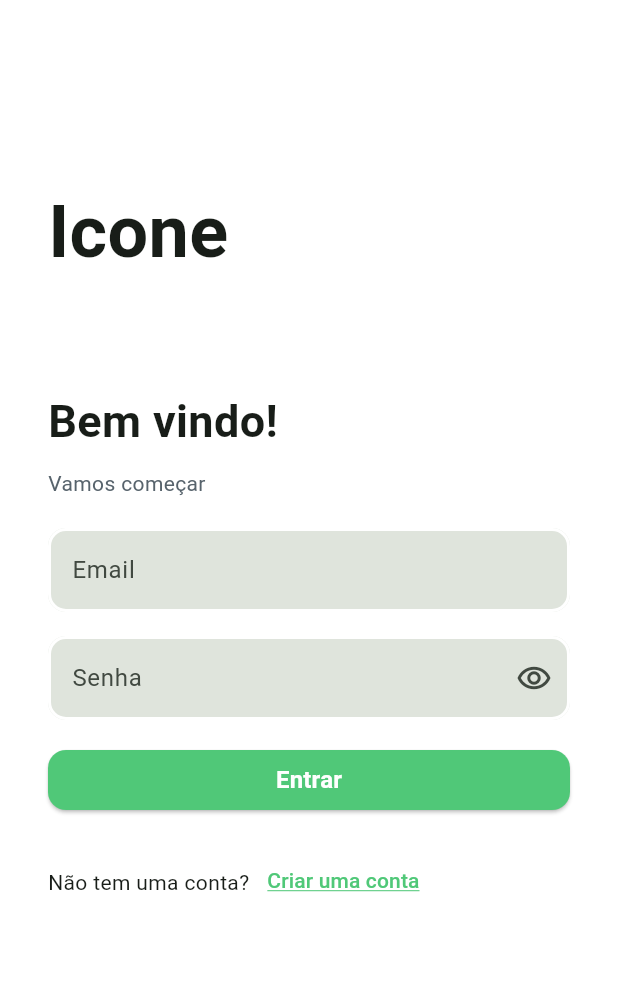
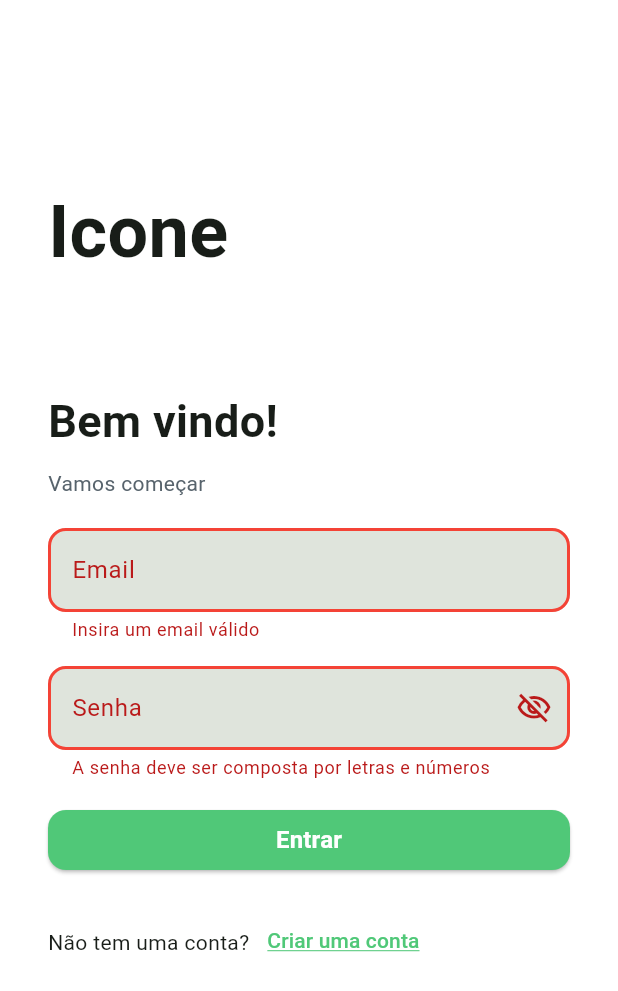
Before and after one commit to LuizVieira11/carona-solidaria, a Flutter app: the screen it shows after launch, after a tap on "Entrar", on a phone screen of 412 x 824 dp. Shown: the top 991 px of the screen. Run offline on Flutter 3.47's test engine with Material 3 defaults, Android fonts, the light colour scheme and no system bars.

Commit message:
Pagina de login feita

```diff
--- a/lib/pages/LoginPage.dart
+++ b/lib/pages/LoginPage.dart
@@ -13,6 +13,8 @@ class Loginpage extends StatefulWidget {
 class _LoginpageState extends State<Loginpage> {
   final _formKey = GlobalKey<FormState>();
   bool viewPasswordText = true;
+  String email = '';
+  String password = '';
 
   @override
   Widget build(BuildContext context) {
@@ -55,20 +57,17 @@ class _LoginpageState extends State<Loginpage> {
                 Padding(
                   padding: EdgeInsets.fromLTRB(0, 20, 0, 8),
                   child: TextFormField(
-                    decoration: InputDecoration(
-                      labelText: 'Email',
-                      floatingLabelStyle: TextStyle(color: Colors.black),
-                      filled: true,
-                      fillColor: Colors.grey[275],
-                      focusedBorder: OutlineInputBorder(
-                        borderRadius: BorderRadius.circular(12),
-                        borderSide: BorderSide(color: green, width: 2.0),
-                      ),
-                      enabledBorder: OutlineInputBorder(
-                        borderRadius: BorderRadius.circular(12),
-                        borderSide: BorderSide(color: Colors.white, width: 2.0),
-                      ),
-                    ),
+                    decoration: textFieldDecoration(label: 'Email'),
+                    validator: (value) {
+                      if (value == null) {
+                        return 'Este campo deve ser preenchido';
+                      } else if (!value.contains('@')) {
+                        return 'Insira um email válido';
+                      } else {
+                        return null;
+                      }
+                    },
+                    onChanged: (value) => email = value,
                     maxLines: 1,
                   ),
                 ),
@@ -78,14 +77,14 @@ class _LoginpageState extends State<Loginpage> {
                     decoration: InputDecoration(
                       suffixIcon: (viewPasswordText)
                           ? IconButton(
-                              icon: const Icon(Icons.remove_red_eye_outlined),
+                              icon: const Icon(Icons.visibility_off_outlined),
                               onPressed: () {
                                 setState(() {
                                   viewPasswordText = !viewPasswordText;
                                 });
                               })
                           : IconButton(
-                              icon: const Icon(Icons.visibility_off_outlined),
+                              icon: const Icon(Icons.remove_red_eye_outlined),
                               onPressed: () {
                                 setState(() {
                                   viewPasswordText = !viewPasswordText;
@@ -103,9 +102,28 @@ class _LoginpageState extends State<Loginpage> {
                         borderRadius: BorderRadius.circular(12),
                         borderSide: BorderSide(color: Colors.white, width: 2.0),
                       ),
+                      errorBorder: OutlineInputBorder(
+                        borderRadius: BorderRadius.circular(12),
+                        borderSide: BorderSide(color: Colors.red, width: 2.0),
+                      ),
+                      focusedErrorBorder: OutlineInputBorder(
+                        borderRadius: BorderRadius.circular(12),
+                        borderSide: BorderSide(color: Colors.red, width: 2.0),
+                      ),
                     ),
-                    // textFieldDecoration(
-                    //     label: 'Senha', viewPasswordText: viewPasswordText),
+                    validator: (value) {
+                      if (value == null) {
+                        return 'Este campo deve ser preenchido';
+                      } else if (!value.contains(RegExp('[a-z]')) ||
+                          !value.contains(RegExp('[0-9]'))) {
+                        return 'A senha deve ser composta por letras e números';
+                      } else if (value.length < 8) {
+                        return 'A senha deve ter no mínimo 8 caracteres';
+                      } else {
+                        return null;
+                      }
+                    },
+                    onChanged: (value) => password = value,
                     obscureText: viewPasswordText,
                     maxLines: 1,
                   ),
@@ -114,7 +132,13 @@ class _LoginpageState extends State<Loginpage> {
                   children: [
                     Expanded(
                       child: ElevatedButton(
-                        onPressed: () {},
+                        onPressed: () {
+                          if (_formKey.currentState!.validate()) {
+                            ScaffoldMessenger.of(context).showSnackBar(
+                              const SnackBar(content: Text('Entrando...')),
+                            );
+                          }
+                        },
                         style: buttonStyle(),
                         child: const Text(
                           'Entrar',
@@ -131,11 +155,12 @@ class _LoginpageState extends State<Loginpage> {
                 Padding(
                   padding: const EdgeInsets.fromLTRB(0, 20, 0, 16),
                   child: Row(
+                    mainAxisAlignment: MainAxisAlignment.start,
                     children: [
-                      Text('Não tem uma conta?'),
+                      const Text('Não tem uma conta?'),
                       TextButton(
                         onPressed: () {},
-                        child: Text(
+                        child: const Text(
                           'Criar uma conta',
                           style: TextStyle(
                             shadows: [
```
Also changed, not shown: lib/utils/styles.dart (+5 -26 lines).
